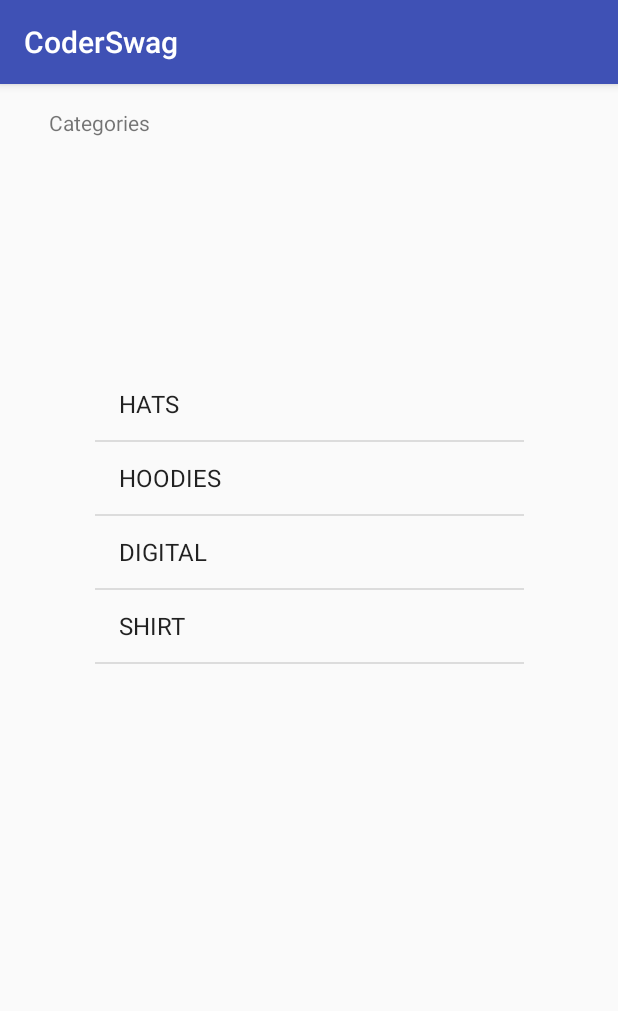
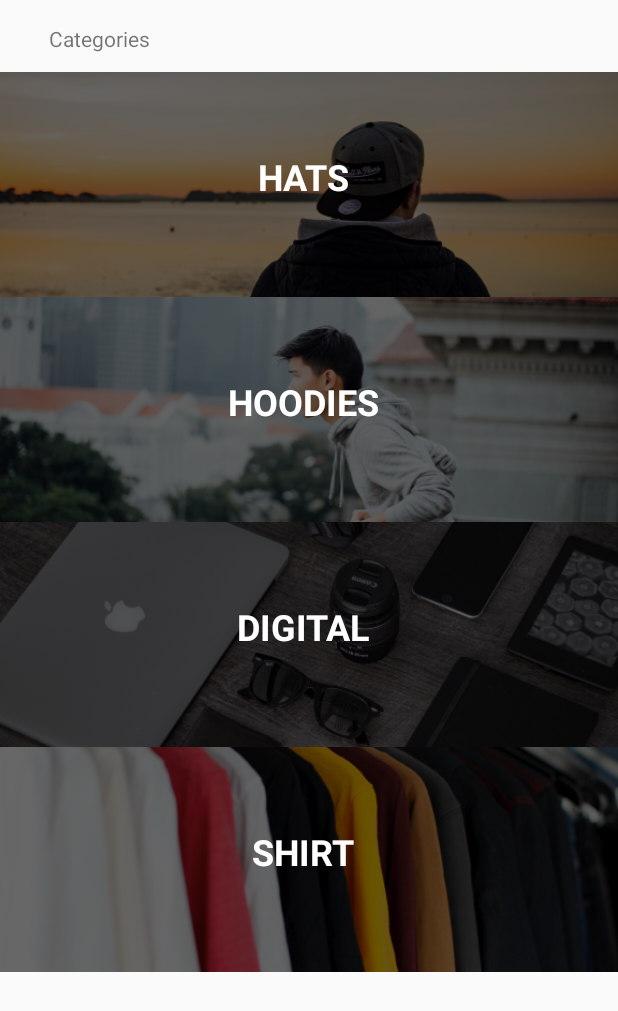
Before and after one commit to myralyngarcia/CoderSwag, an Android app: the screen it shows after launch (MainActivity), on a phone screen of 412 x 824 dp. Shown: the top 1011 px of the screen. Run offline under Robolectric (Android 15) with nearby library versions, the phone set to English and light mode, and no system bars.

Commit message:
customAdapter

```diff
--- /dev/null
+++ b/app/src/main/java/com/example/myralyn/coderswag/Adapters/CategoryAdapter.kt
@@ -0,0 +1,62 @@
+package com.example.myralyn.coderswag.Adapters
+
+import android.content.Context
+import android.view.LayoutInflater
+import android.view.View
+import android.view.ViewGroup
+import android.widget.BaseAdapter
+import android.widget.ImageView
+import android.widget.TextView
+import com.example.myralyn.coderswag.Model.Category
+import com.example.myralyn.coderswag.R
+
+/**
+ * Created by myralyn on 18/01/18.
+ */
+class CategoryAdapter(val context: Context, val categories: List<Category>): BaseAdapter() {
+
+    override fun getView(position: Int, convertView: View?, parent: ViewGroup?): View {
+        val categoryView: View
+        categoryView = LayoutInflater.from(context).inflate(R.layout.category_list_item, null)
+        //image and name ui elements references
+        val categoryImage: ImageView = categoryView.findViewById(R.id.categoryImage)
+        val categoryName: TextView = categoryView.findViewById(R.id.categoryName)
+
+        //now we have CategoryView, image and name ui elements references now we can assign these values
+        //for the category that it corresponds to in the list view
+        //we can grab each category for each corresponding row element by doing the following
+        //then assigning the title, ie: HATS, HOODIES, DIGITAL to the text ui element
+        val category = categories[position]
+        categoryName.text = category.title
+
+
+        //the image we do: from res we see the image name ie. hat1.png, hat2.png we need to convert this string
+        //to resource id
+        //get reference from our resources then call getIdentifier
+        val resourceId = context.resources.getIdentifier(category.image, "drawable", context.packageName)
+
+        //now we have reference that corresponds to category image, then we can say
+        categoryImage.setImageResource(resourceId)
+
+        //printout this resourceId so we see what it looks like
+        println(resourceId)
+
+
+
+        return categoryView
+
+    }
+
+    override fun getItem(position: Int): Any {
+        return categories[position]
+    }
+
+    override fun getItemId(position: Int): Long {
+       return 0
+    }
+
+    override fun getCount(): Int {
+        return categories.count()
+    }
+
+}
--- a/app/src/main/java/com/example/myralyn/coderswag/Controller/MainActivity.kt
+++ b/app/src/main/java/com/example/myralyn/coderswag/Controller/MainActivity.kt
@@ -3,6 +3,7 @@ package com.example.myralyn.coderswag.Controller
 import android.support.v7.app.AppCompatActivity
 import android.os.Bundle
 import android.widget.ArrayAdapter
+import com.example.myralyn.coderswag.Adapters.CategoryAdapter
 import com.example.myralyn.coderswag.Model.Category
 import com.example.myralyn.coderswag.R
 import com.example.myralyn.coderswag.Services.DataService
@@ -10,13 +11,12 @@ import kotlinx.android.synthetic.main.activity_main.*
 
 class MainActivity : AppCompatActivity() {
 
-    lateinit var adapter: ArrayAdapter<Category>
+    lateinit var adapter: CategoryAdapter
 
     override fun onCreate(savedInstanceState: Bundle?) {
         super.onCreate(savedInstanceState)
         setContentView(R.layout.activity_main)
-        //tell ArrayAdapter which context it will use, the format, the datasource
-        adapter = ArrayAdapter(this, android.R.layout.simple_list_item_1,DataService.categories)
+        adapter = CategoryAdapter(this, DataService.categories)
         //tell listview what it needs to listen to
         categoryListView.adapter = adapter
     }
--- a/app/src/main/java/com/example/myralyn/coderswag/Services/DataService.kt
+++ b/app/src/main/java/com/example/myralyn/coderswag/Services/DataService.kt
@@ -7,28 +7,28 @@ import com.example.myralyn.coderswag.Model.Product
  * Created by myralyn on 18/01/18.
  */
 object DataService {
-    val categories = listOf(Category("HATS","hatimage.png"),
-            Category("HOODIES","hoodieimage.png"),
-            Category("DIGITAL","digitalgoodsimage.png"),
-            Category("SHIRT","shirtimage.png")
+    val categories = listOf(Category("HATS","hatimage"),
+            Category("HOODIES","hoodieimage"),
+            Category("DIGITAL","digitalgoodsimage"),
+            Category("SHIRT","shirtimage")
     )
 
     //declare the products
-    val hats = listOf(Product("Devslopes Graphic Beanie","$18","hat01"),
-            Product("Devslopes Hat Black","$20","hat02"),
-            Product("Devslopes Hat White","$18","hat03"),
-            Product("Devslopes Hat Snapback","$22","hat04")
+    val hats = listOf(Product("Devslopes Graphic Beanie","$18","hat1"),
+            Product("Devslopes Hat Black","$20","hat2"),
+            Product("Devslopes Hat White","$18","hat3"),
+            Product("Devslopes Hat Snapback","$22","hat4")
             )
 
-    val hoodies = listOf(Product("Devslopes Hoodie Gray","$28","hoodies01"),
-            Product("Devslopes Hoodie Red","$32","hoodies02"),
-            Product("Devslopes Gray Hoodie","$28","hoodies03"),
-            Product("Devslopes Black Hoodie","$32","hoodies04")
+    val hoodies = listOf(Product("Devslopes Hoodie Gray","$28","hoodie1"),
+            Product("Devslopes Hoodie Red","$32","hoodie2"),
+            Product("Devslopes Gray Hoodie","$28","hoodie3"),
+            Product("Devslopes Black Hoodie","$32","hoodie4")
     )
 
-    val shirts = listOf(Product("Devslopes Shirt Black","$18","shirt01"),
-            Product("Devslopes Badge Light Gray","$20","shirt02"),
-            Product("Devslopes Logo Shirt Red","$22","shirt03"),
-            Product("Devslopes Hustle","$22","shirt04"),
-            Product("Kickflip Studios","$18","shirt05")    )
+    val shirts = listOf(Product("Devslopes Shirt Black","$18","shirt1"),
+            Product("Devslopes Badge Light Gray","$20","shirt2"),
+            Product("Devslopes Logo Shirt Red","$22","shirt3"),
+            Product("Devslopes Hustle","$22","shirt4"),
+            Product("Kickflip Studios","$18","shirt5")    )
 }
--- a/app/src/main/res/layout/activity_main.xml
+++ b/app/src/main/res/layout/activity_main.xml
@@ -19,15 +19,13 @@
 
     <ListView
         android:id="@+id/categoryListView"
-        android:layout_width="286dp"
-        android:layout_height="429dp"
-        android:layout_marginBottom="8dp"
-        android:layout_marginEnd="8dp"
-        android:layout_marginStart="8dp"
+        android:layout_width="0dp"
+        android:layout_height="0dp"
         android:layout_marginTop="8dp"
         app:layout_constraintBottom_toBottomOf="parent"
         app:layout_constraintEnd_toEndOf="parent"
         app:layout_constraintStart_toStartOf="parent"
-        app:layout_constraintTop_toBottomOf="@+id/txtView" />
+        app:layout_constraintTop_toBottomOf="@+id/txtView"
+        android:divider="@null"/>
 
 </android.support.constraint.ConstraintLayout>
--- a/app/src/main/res/values/styles.xml
+++ b/app/src/main/res/values/styles.xml
@@ -1,7 +1,7 @@
 <resources>
 
     <!-- Base application theme. -->
-    <style name="AppTheme" parent="Theme.AppCompat.Light.DarkActionBar">
+    <style name="AppTheme" parent="Theme.AppCompat.Light.NoActionBar">
         <!-- Customize your theme here. -->
         <item name="colorPrimary">@color/colorPrimary</item>
         <item name="colorPrimaryDark">@color/colorPrimaryDark</item>
```
